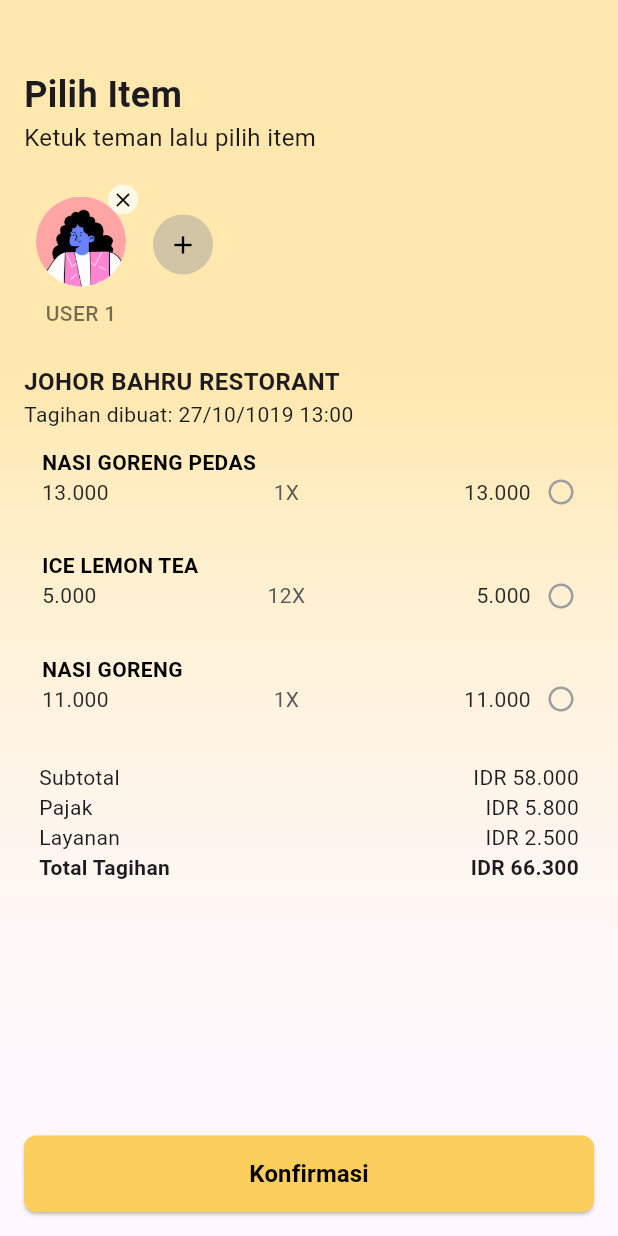
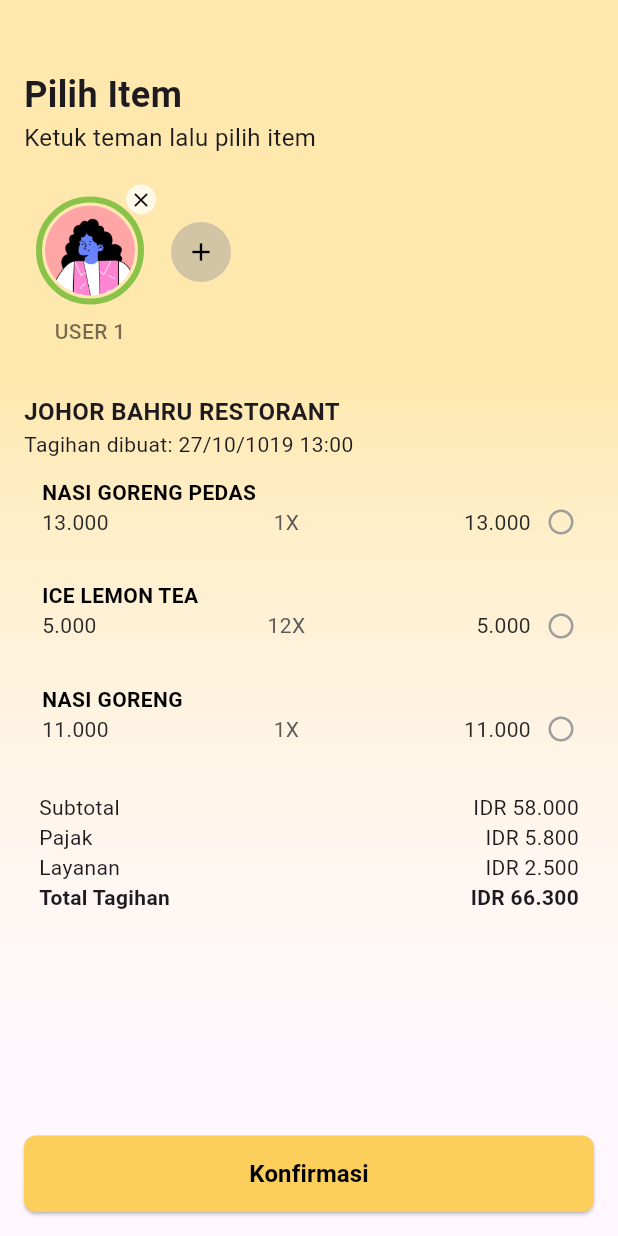
Before and after one commit to ALFIAN-code/struk.in-pdbl, a Flutter app: the screen it shows after launch, on a phone screen of 412 x 824 dp. Run offline on Flutter 3.47's test engine with Material 3 defaults, Android fonts, the phone set to English and light mode, and no system bars; our stand-ins replace get, google_fonts, smooth_page_indicator.

Commit message:
add selected border

```diff
--- a/lib/view/split_page.dart
+++ b/lib/view/split_page.dart
@@ -19,6 +19,7 @@ class _SplitPageState extends State<SplitPage> {
   final List<int> usedImages = [];
   List<Map<String, dynamic>> participants = [];
   final Random _random = Random();
+  int selectedIndex = 0;
 
   late String defaultProfileImage;
 
@@ -139,44 +140,40 @@ class _SplitPageState extends State<SplitPage> {
 
                     SizedBox(
                       height: 120, // Perbesar agar nama terlihat dengan baik
-                      child: Row(
-                        crossAxisAlignment: CrossAxisAlignment.center,
+                      child: ListView(
+                        // crossAxisAlignment: CrossAxisAlignment.center,
+                        scrollDirection: Axis.horizontal,
                         children: [
-                          ListView(
+                          ListView.builder(
                             shrinkWrap: true,
-                            physics: const BouncingScrollPhysics(),
                             scrollDirection: Axis.horizontal,
-                            children:
-                                participants
-                                    .asMap()
-                                    .entries
-                                    .map(
-                                      (entry) => ParticipantItem(
-                                        index: int.parse(
-                                          entry.value["image"]
-                                              .replaceAll(
-                                                "assets/images/profile/image",
-                                                "",
-                                              )
-                                              .replaceAll(".png", ""),
-                                        ),
+                            itemCount: participants.length,
+                            itemBuilder: (context, index) {
+                              return ParticipantItem(
                                 isLast: participants.length == 1,
-                                        name:
-                                            entry.value["name"], // Nama default
-                                        onTap:
-                                            () => deleteParticipant(entry.key),
+                                imgPath: participants[index]['image'],
+                                name: participants[index]['name'],
+                                isSelected: selectedIndex == index,
+                                onSelected: () {
+                                  setState(() {
+                                    selectedIndex = index;
+                                  });
+                                },
                                 onNameChanged: (newName) {
                                   setState(() {
-                                            participants[entry.key]["name"] =
-                                                newName;
+                                    participants[index]['name'] = newName;
                                   });
                                 },
-                                      ),
-                                    )
-                                    .toList(),
+                                onTap: () {
+                                  setState(() {
+                                    participants.removeAt(index);
+                                  });
+                                },
+                              );
+                            },
                           ),
                           Container(
-                            margin: EdgeInsets.only(bottom: 40),
+                            margin: EdgeInsets.only(bottom: 30),
                             padding: const EdgeInsets.only(left: 10),
                             child: GestureDetector(
                               onTap: addParticipant,
@@ -194,6 +191,7 @@ class _SplitPageState extends State<SplitPage> {
                         ],
                       ),
                     ),
+                    SizedBox(height: 20),
                     Text(
                       'JOHOR BAHRU RESTORANT',
                       style: GoogleFonts.roboto(
@@ -280,18 +278,21 @@ class _SplitPageState extends State<SplitPage> {
 class ParticipantItem extends StatefulWidget {
   const ParticipantItem({
     super.key,
-    required this.index,
+    required this.imgPath,
     required this.name,
     this.onTap,
     this.onNameChanged,
     required this.isLast,
+    required this.isSelected,
+    required this.onSelected,
   });
-
+  final bool isSelected;
   final bool isLast;
-  final int index;
+  final String imgPath;
   final String name;
   final void Function()? onTap;
   final void Function(String)? onNameChanged;
+  final void Function()? onSelected;
 
   @override
   _ParticipantItemState createState() => _ParticipantItemState();
@@ -334,7 +335,8 @@ class _ParticipantItemState extends State<ParticipantItem> {
   Widget build(BuildContext context) {
     return GestureDetector(
       onTap: () {
-        FocusScope.of(context).unfocus(); // Menutup keyboard saat tap di luar
+        FocusScope.of(context).unfocus();
+        widget.onSelected?.call();
       },
       child: Column(
         children: [
@@ -342,14 +344,27 @@ class _ParticipantItemState extends State<ParticipantItem> {
             children: [
               Padding(
                 padding: const EdgeInsets.all(8.0),
+                child: Container(
+                  padding: const EdgeInsets.all(2),
+                  decoration: BoxDecoration(
+                    border: Border.all(
+                      color:
+                          widget.isSelected
+                              ? Colors.lightGreen
+                              : Colors.transparent,
+                      width: 4,
+                    ),
+                    borderRadius: BorderRadius.circular(1000),
+                  ),
                   child: CircleAvatar(
                     radius: 30,
                     child: ClipOval(
                       child: Image.asset(
-                      "assets/images/profile/image${widget.index}.png",
+                        widget.imgPath,
                         fit: BoxFit.cover,
                         width: 60,
                         height: 60,
+                      ),
                     ),
                   ),
                 ),
```
Lines whose indentation alone changed are shown as unchanged.
